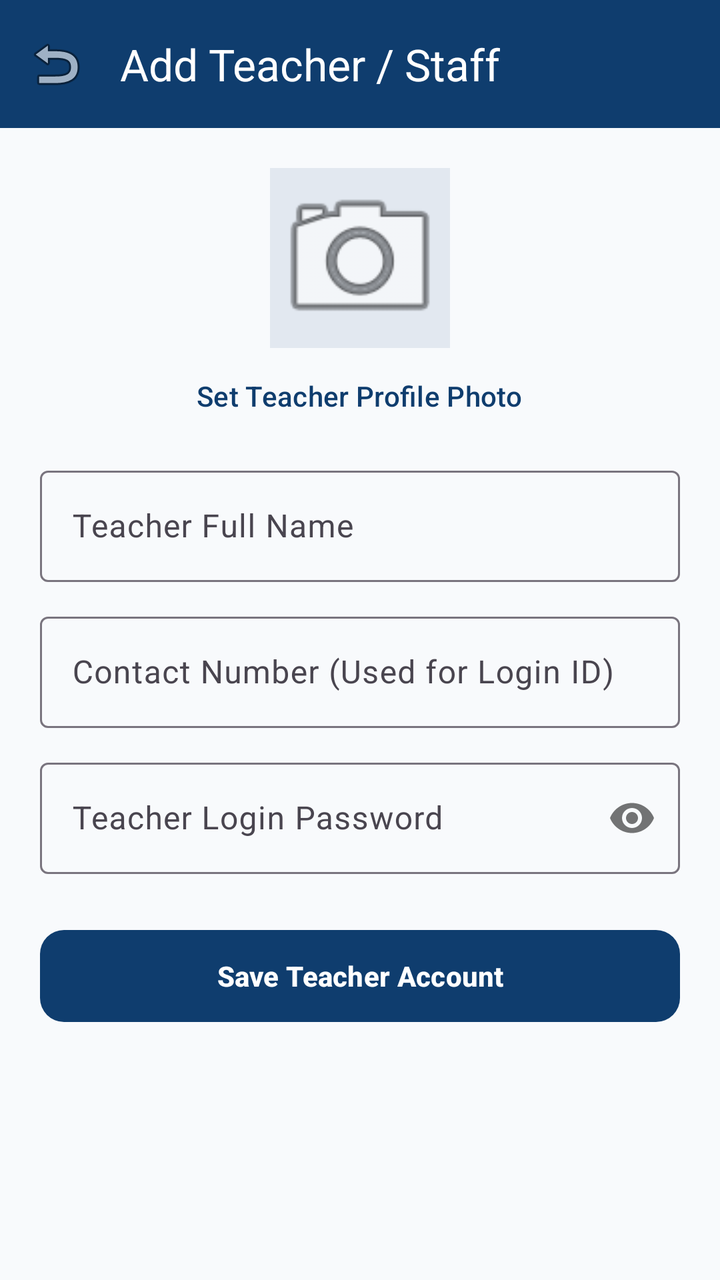
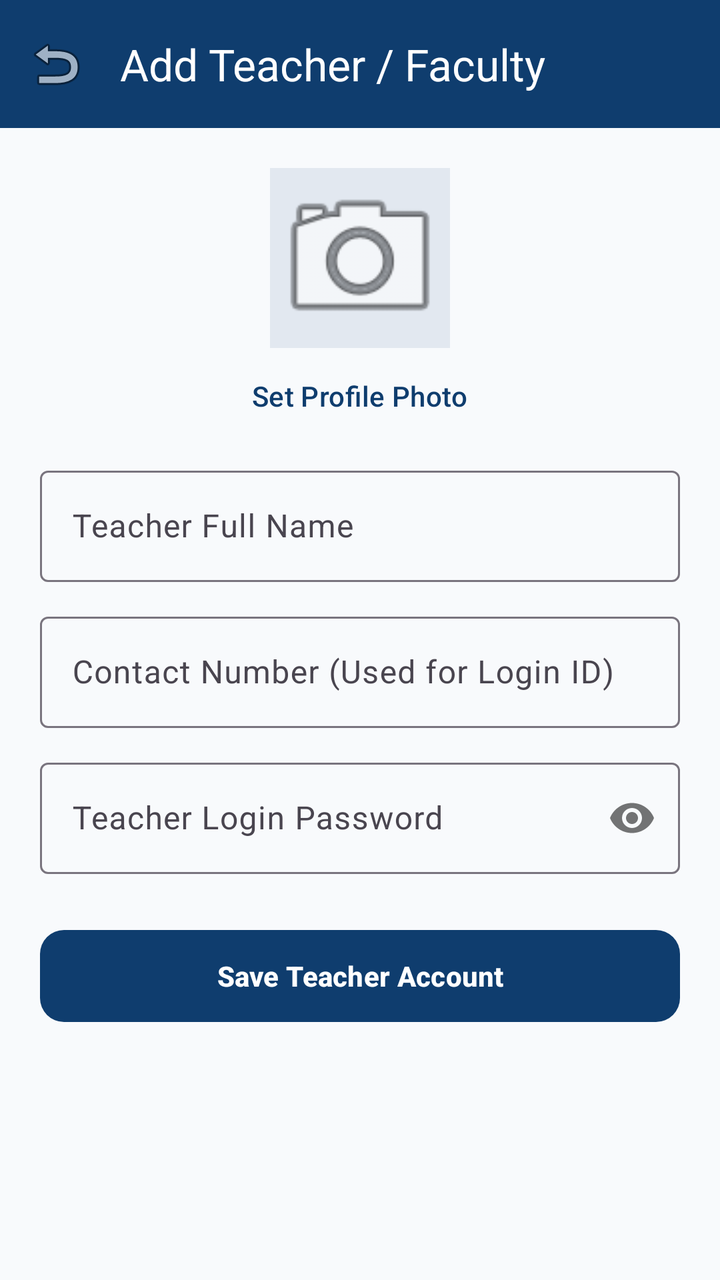

Two renders of the same Android screen: before a commit and after it. Below are the layout's source before the change and the commit's diff.
<!-- AndroidManifest.xml: application theme Theme.SchoolManager -->
<!-- res/layout/activity_add_teacher.xml -->
<?xml version="1.0" encoding="utf-8"?>
<androidx.coordinatorlayout.widget.CoordinatorLayout
    xmlns:android="http://schemas.android.com/apk/res/android"
    xmlns:app="http://schemas.android.com/apk/res-auto"
    android:layout_width="match_parent"
    android:layout_height="match_parent"
    android:background="#F8FAFC">

    <com.google.android.material.appbar.AppBarLayout
        android:layout_width="match_parent"
        android:layout_height="wrap_content">

        <com.google.android.material.appbar.MaterialToolbar
            android:id="@+id/toolbar"
            android:layout_width="match_parent"
            android:layout_height="?attr/actionBarSize"
            android:background="#0F3D6E"
            app:title="Add Teacher / Staff"
            app:titleTextColor="@android:color/white"
            app:navigationIcon="@android:drawable/ic_menu_revert" />
    </com.google.android.material.appbar.AppBarLayout>

    <androidx.core.widget.NestedScrollView
        android:layout_width="match_parent"
        android:layout_height="match_parent"
        app:layout_behavior="@string/appbar_scrolling_view_behavior">

        <LinearLayout
            android:layout_width="match_parent"
            android:layout_height="wrap_content"
            android:orientation="vertical"
            android:padding="20dp">

            
            <LinearLayout
                android:layout_width="match_parent"
                android:layout_height="wrap_content"
                android:gravity="center"
                android:orientation="vertical">

                <ImageView
                    android:id="@+id/ivTeacherPhoto"
                    android:layout_width="90dp"
                    android:layout_height="90dp"
                    android:background="#E2E8F0"
                    android:scaleType="centerCrop"
                    android:src="@android:drawable/ic_menu_camera" />

                <com.google.android.material.button.MaterialButton
                    android:id="@+id/btnUploadTeacherPhoto"
                    style="@style/Widget.Material3.Button.TextButton"
                    android:layout_width="wrap_content"
                    android:layout_height="wrap_content"
                    android:text="Set Teacher Profile Photo"
                    android:textColor="#0F3D6E" />
            </LinearLayout>

            <com.google.android.material.textfield.TextInputLayout
                style="@style/Widget.Material3.TextInputLayout.OutlinedBox"
                android:layout_width="match_parent"
                android:layout_height="wrap_content"
                android:layout_marginTop="8dp"
                android:hint="Teacher Full Name">
                <com.google.android.material.textfield.TextInputEditText
                    android:id="@+id/etTeacherName"
                    android:layout_width="match_parent"
                    android:layout_height="wrap_content" />
            </com.google.android.material.textfield.TextInputLayout>

            <com.google.android.material.textfield.TextInputLayout
                style="@style/Widget.Material3.TextInputLayout.OutlinedBox"
                android:layout_width="match_parent"
                android:layout_height="wrap_content"
                android:layout_marginTop="12dp"
                android:hint="Contact Number (Used for Login ID)">
                <com.google.android.material.textfield.TextInputEditText
                    android:id="@+id/etTeacherPhone"
                    android:layout_width="match_parent"
                    android:layout_height="wrap_content"
                    android:inputType="phone" />
            </com.google.android.material.textfield.TextInputLayout>

            <com.google.android.material.textfield.TextInputLayout
                style="@style/Widget.Material3.TextInputLayout.OutlinedBox"
                android:layout_width="match_parent"
                android:layout_height="wrap_content"
                android:layout_marginTop="12dp"
                android:hint="Teacher Login Password"
                app:passwordToggleEnabled="true">
                <com.google.android.material.textfield.TextInputEditText
                    android:id="@+id/etTeacherPassword"
                    android:layout_width="match_parent"
                    android:layout_height="wrap_content"
                    android:inputType="textPassword" />
            </com.google.android.material.textfield.TextInputLayout>

            <com.google.android.material.button.MaterialButton
                android:id="@+id/btnSaveTeacher"
                android:layout_width="match_parent"
                android:layout_height="54dp"
                android:layout_marginTop="24dp"
                android:text="Save Teacher Account"
                android:textStyle="bold"
                app:cornerRadius="12dp"
                app:backgroundTint="#0F3D6E" />

        </LinearLayout>
    </androidx.core.widget.NestedScrollView>
</androidx.coordinatorlayout.widget.CoordinatorLayout>
<!-- resources referenced by this layout -->
<resources>
  <style name="Theme.SchoolManager" parent="Theme.Material3.DayNight.NoActionBar">
          <item name="colorPrimary">#0F3D6E</item>
          <item name="colorOnPrimary">#FFFFFF</item>
          <item name="colorSecondary">#D97706</item>
          <item name="android:statusBarColor">#0F3D6E</item>
          <item name="android:windowLightStatusBar">false</item>
      </style>
</resources>

<!-- the commit's change to res/layout/activity_add_teacher.xml (unified diff, before → after) -->
@@ -15,7 +15,7 @@
             android:layout_width="match_parent"
             android:layout_height="?attr/actionBarSize"
             android:background="#0F3D6E"
-            app:title="Add Teacher / Staff"
+            app:title="Add Teacher / Faculty"
             app:titleTextColor="@android:color/white"
             app:navigationIcon="@android:drawable/ic_menu_revert" />
     </com.google.android.material.appbar.AppBarLayout>
@@ -31,7 +31,6 @@
             android:orientation="vertical"
             android:padding="20dp">
 
-            
             <LinearLayout
                 android:layout_width="match_parent"
                 android:layout_height="wrap_content"
@@ -51,7 +50,7 @@
                     style="@style/Widget.Material3.Button.TextButton"
                     android:layout_width="wrap_content"
                     android:layout_height="wrap_content"
-                    android:text="Set Teacher Profile Photo"
+                    android:text="Set Profile Photo"
                     android:textColor="#0F3D6E" />
             </LinearLayout>
 
